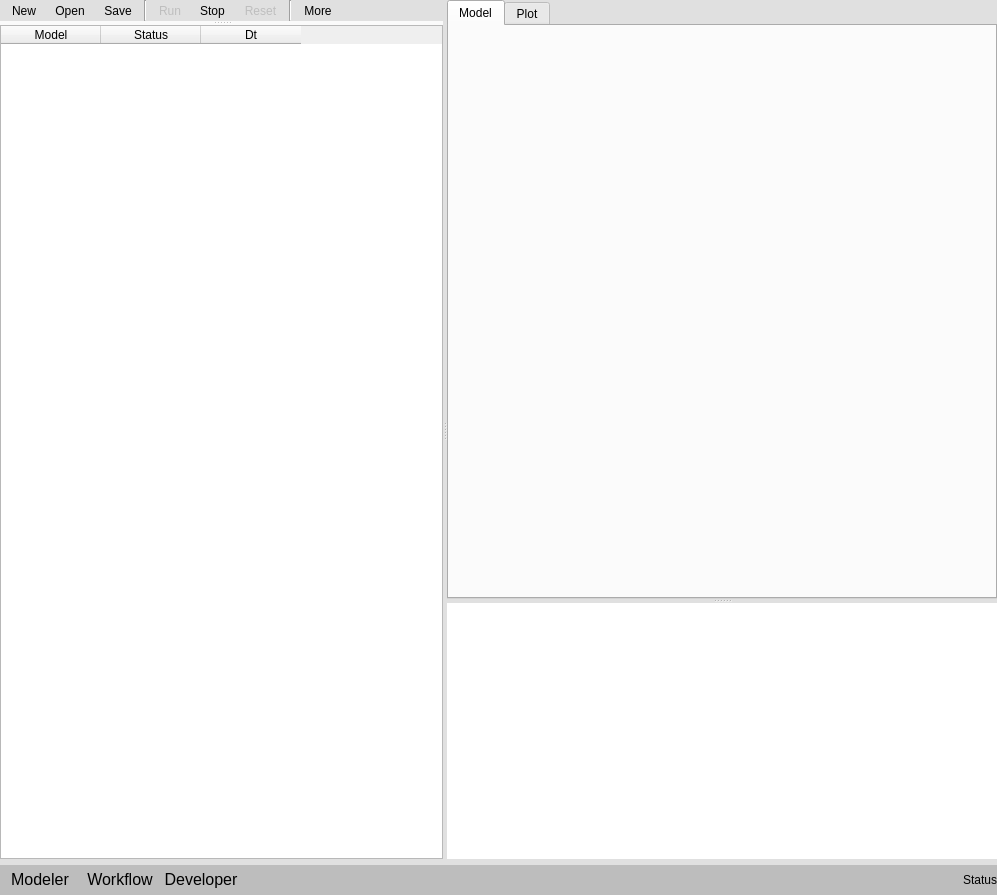
Before: the Qt Designer form gui/uifiles/gui.ui in truongd8593/mfix, drawn with Qt 5.
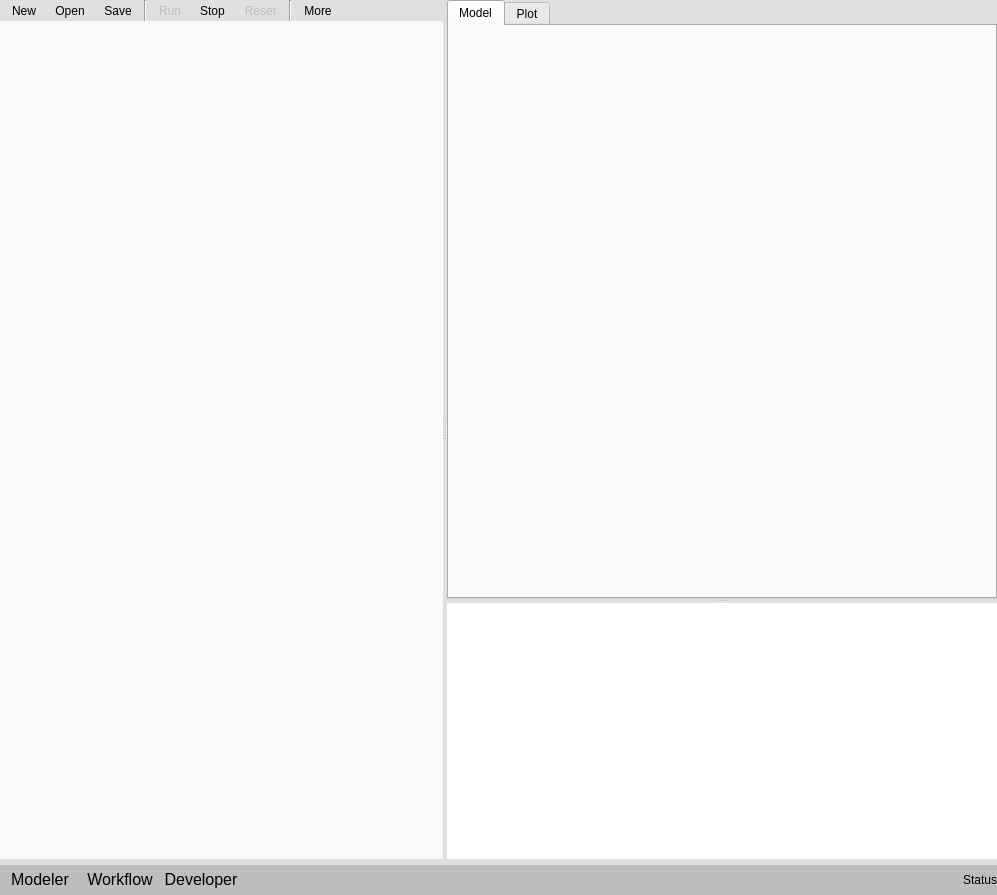
After: the same form once the commit is applied. The open tabs and pages were chosen to show the change. Custom widgets are drawn as their Qt base class.

Diff of the .ui file:
```diff
--- a/gui/uifiles/gui.ui
+++ b/gui/uifiles/gui.ui
@@ -1202,70 +1202,6 @@
                <property name="margin">
                 <number>0</number>
                </property>
-               <item>
-                <widget class="QSplitter" name="splitter_3">
-                 <property name="orientation">
-                  <enum>Qt::Vertical</enum>
-                 </property>
-                 <widget class="QFrame" name="frame_5">
-                  <property name="frameShape">
-                   <enum>QFrame::NoFrame</enum>
-                  </property>
-                  <property name="frameShadow">
-                   <enum>QFrame::Raised</enum>
-                  </property>
-                  <layout class="QHBoxLayout" name="horizontalLayoutPyqtnode">
-                   <property name="spacing">
-                    <number>0</number>
-                   </property>
-                   <property name="margin">
-                    <number>0</number>
-                   </property>
-                  </layout>
-                 </widget>
-                 <widget class="QFrame" name="frame_7">
-                  <property name="frameShape">
-                   <enum>QFrame::NoFrame</enum>
-                  </property>
-                  <property name="frameShadow">
-                   <enum>QFrame::Raised</enum>
-                  </property>
-                  <layout class="QVBoxLayout" name="verticalLayout_4">
-                   <property name="spacing">
-                    <number>0</number>
-                   </property>
-                   <property name="margin">
-                    <number>0</number>
-                   </property>
-                   <item>
-                    <widget class="QTableWidget" name="tableWidget_4">
-                     <property name="frameShape">
-                      <enum>QFrame::StyledPanel</enum>
-                     </property>
-                     <property name="frameShadow">
-                      <enum>QFrame::Plain</enum>
-                     </property>
-                     <column>
-                      <property name="text">
-                       <string>Model</string>
-                      </property>
-                     </column>
-                     <column>
-                      <property name="text">
-                       <string>Status</string>
-                      </property>
-                     </column>
-                     <column>
-                      <property name="text">
-                       <string>Dt</string>
-                      </property>
-                     </column>
-                    </widget>
-                   </item>
-                  </layout>
-                 </widget>
-                </widget>
-               </item>
               </layout>
              </widget>
              <widget class="QWidget" name="developer">
```
Left out of the diff: 4 changed lines with no effect on the pictures.
